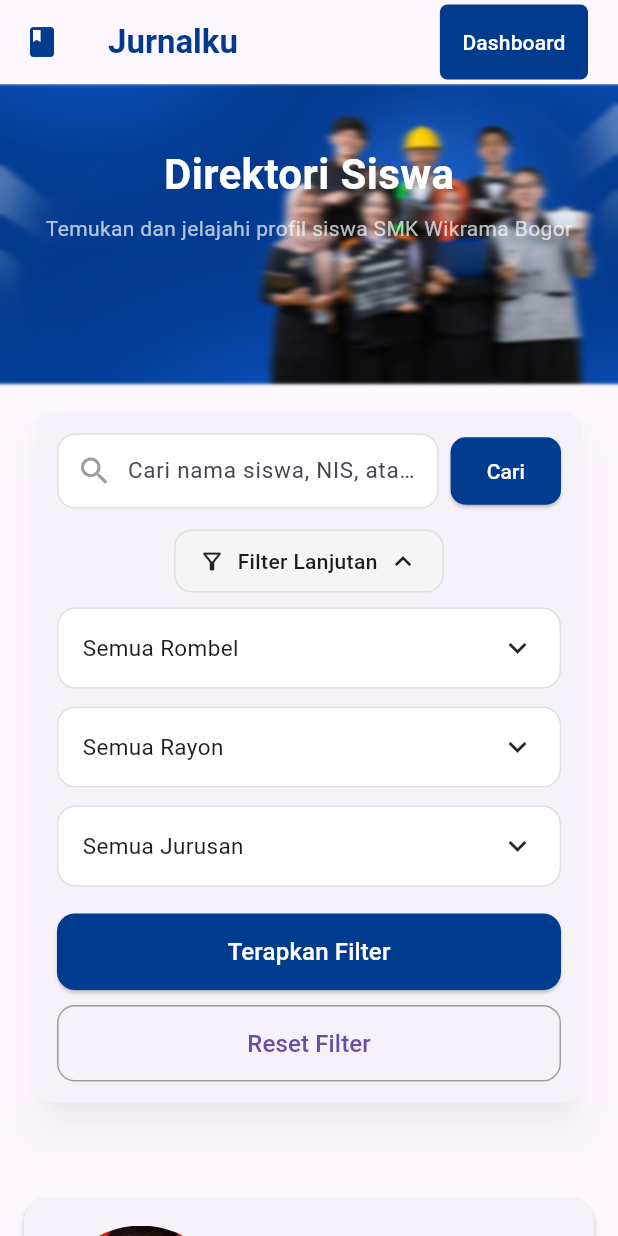
After one commit to achmadwhildan/sidata_app, a Flutter app: the Exploredashboard screen opened directly, after a tap on "Filter Lanjutan", on a phone screen of 412 x 824 dp. The commit adds this screen. Run offline on Flutter 3.47's test engine with Material 3 defaults, Android fonts, the phone set to English and light mode, and no system bars; our stand-ins replace font_awesome_flutter, from_css_color, google_fonts.

Commit message:
Explore Dashboard

```diff
--- /dev/null
+++ b/lib/exploreDashboard.dart
@@ -0,0 +1,509 @@
+import 'dart:ui';
+import 'package:flutter/material.dart';
+import 'package:font_awesome_flutter/font_awesome_flutter.dart';
+import 'package:sidata_app/dashboard.dart';
+
+class Exploredashboard extends StatefulWidget {
+  const Exploredashboard({super.key});
+
+  @override
+  State<Exploredashboard> createState() => _ExploreState();
+}
+
+class _ExploreState extends State<Exploredashboard> with TickerProviderStateMixin {
+  bool showAdvancedFilter = false;
+
+  @override
+  Widget build(BuildContext context) {
+    return Scaffold(
+      appBar: AppBar(
+        leading: Icon(Icons.book, color: Color(0xFF003B8E)),
+        title: Text(
+          "Jurnalku",
+          style: TextStyle(
+            fontWeight: FontWeight.bold,
+            color: Color(0xFF003B8E),
+          ),
+        ),
+        actions: [
+          Padding(
+            padding: EdgeInsets.only(right: 20),
+            child: TextButton(
+              onPressed: () {
+                Navigator.push(context,
+                  MaterialPageRoute(builder: (context) => Dashboard()),
+                );
+              },
+              style: TextButton.styleFrom(
+                backgroundColor: Color(0xFF003B8E),
+                padding: EdgeInsets.all(15),
+                shape: RoundedRectangleBorder(
+                  borderRadius: BorderRadius.circular(5),
+                ),
+              ),
+              child: Text("Dashboard", style: TextStyle(color: Colors.white)),
+            ),
+          ),
+        ],
+      ),
+
+      body: SingleChildScrollView(
+        child: Column(
+          children: [
+            Container(
+              height: 200,
+              width: double.infinity,
+              decoration: BoxDecoration(
+                image: DecorationImage(
+                  image: AssetImage("assets/images/Banner-Web.jpg"),
+                  fit: BoxFit.cover,
+                ),
+              ),
+              child: BackdropFilter(
+                filter: ImageFilter.blur(sigmaX: 3, sigmaY: 1),
+                child: Padding(
+                  padding: EdgeInsets.symmetric(vertical: 40),
+                  child: Column(
+                    children: [
+                      Text(
+                        "Direktori Siswa",
+                        style: TextStyle(
+                          fontSize: 28,
+                          fontWeight: FontWeight.bold,
+                          color: Colors.white,
+                        ),
+                      ),
+                      SizedBox(height: 6),
+                      Text(
+                        "Temukan dan jelajahi profil siswa SMK Wikrama Bogor",
+                        style: TextStyle(color: Colors.white70, fontSize: 14),
+                      ),
+                    ],
+                  ),
+                ),
+              ),
+            ),
+
+            SizedBox(height: 15),
+
+            Padding(
+              padding: EdgeInsets.symmetric(horizontal: 20),
+              child: _buildFilterCard(),
+            ),
+
+            SizedBox(height: 50),
+            studentCard(
+              image: "assets/images/09486.jpg",
+              name: "Achmad Whildan",
+              nis: "12309486",
+              rombel: "PPLG XII-5",
+              rayon: "Cis 2",
+              portfolioCount: 1,
+              sertifikatCount: 8,
+            ),
+
+            studentCard(
+              image: "assets/images/09486.jpg",
+              name: "Adara Nisha Qanita",
+              nis: "12510783",
+              rombel: "PPLG X-3",
+              rayon: "Cic 6",
+              portfolioCount: 1,
+              sertifikatCount: 1,
+            ),
+
+            SizedBox(height: 40),
+
+            Container(
+              width: double.infinity,
+              color: Color(0xFF003B8E),
+              padding: EdgeInsets.only(top: 18, bottom: 14),
+              child: Column(
+                children: [
+                  Row(
+                    mainAxisAlignment: MainAxisAlignment.center,
+                    children: const [
+                      FaIcon(
+                        FontAwesomeIcons.whatsapp,
+                        size: 22,
+                        color: Colors.white,
+                      ),
+                      SizedBox(width: 22),
+                      FaIcon(
+                        FontAwesomeIcons.instagram,
+                        size: 22,
+                        color: Colors.white,
+                      ),
+                      SizedBox(width: 22),
+                      FaIcon(
+                        FontAwesomeIcons.linkedin,
+                        size: 22,
+                        color: Colors.white,
+                      ),
+                      SizedBox(width: 22),
+                      FaIcon(
+                        FontAwesomeIcons.youtube,
+                        size: 22,
+                        color: Colors.white,
+                      ),
+                    ],
+                  ),
+                  SizedBox(height: 12),
+                  Text(
+                    "© GEN-28 PPLG SMK Wikrama Bogor. All Rights Reserved.",
+                    style: TextStyle(color: Colors.white, fontSize: 12),
+                    textAlign: TextAlign.center,
+                  ),
+                ],
+              ),
+            ),
+          ],
+        ),
+      ),
+    );
+  }
+
+  Widget _buildFilterCard() {
+    return Card(
+      elevation: 10,
+      shadowColor: Colors.black26,
+      shape: RoundedRectangleBorder(borderRadius: BorderRadius.circular(12)),
+      child: Padding(
+        padding: EdgeInsets.all(14),
+        child: Column(
+          children: [
+            Row(
+              children: [
+                Expanded(
+                  child: Container(
+                    padding: EdgeInsets.symmetric(horizontal: 12),
+                    decoration: BoxDecoration(
+                      color: Colors.white,
+                      borderRadius: BorderRadius.circular(12),
+                      border: Border.all(color: Colors.grey.shade300),
+                    ),
+                    child: Row(
+                      children: [
+                        Icon(Icons.search, color: Colors.grey),
+                        SizedBox(width: 10),
+                        Expanded(
+                          child: TextField(
+                            decoration: InputDecoration(
+                              hintText: "Cari nama siswa, NIS, atau rombel",
+                              border: InputBorder.none,
+                            ),
+                            style: TextStyle(fontSize: 15),
+                          ),
+                        ),
+                      ],
+                    ),
+                  ),
+                ),
+
+                SizedBox(width: 8),
+
+                SizedBox(
+                  height: 45,
+                  child: ElevatedButton(
+                    onPressed: () {},
+                    style: ElevatedButton.styleFrom(
+                      backgroundColor: Color(0xFF003B8E),
+                      shape: RoundedRectangleBorder(
+                        borderRadius: BorderRadius.circular(10),
+                      ),
+                    ),
+                    child: Text(
+                      "Cari",
+                      style: TextStyle(color: Colors.white, fontSize: 14),
+                    ),
+                  ),
+                ),
+              ],
+            ),
+
+            SizedBox(height: 14),
+
+            SizedBox(
+              width: 180,
+              height: 42,
+              child: InkWell(
+                onTap: () {
+                  setState(() => showAdvancedFilter = !showAdvancedFilter);
+                },
+                borderRadius: BorderRadius.circular(12),
+                child: Container(
+                  padding: EdgeInsets.symmetric(horizontal: 14),
+                  decoration: BoxDecoration(
+                    color: Colors.grey.shade100,
+                    borderRadius: BorderRadius.circular(12),
+                    border: Border.all(color: Colors.grey.shade300),
+                  ),
+                  child: Row(
+                    mainAxisAlignment: MainAxisAlignment.center,
+                    children: [
+                      Icon(Icons.filter_alt_outlined, size: 18),
+                      SizedBox(width: 8),
+                      Text(
+                        "Filter Lanjutan",
+                        style: TextStyle(
+                          fontSize: 14,
+                          fontWeight: FontWeight.w500,
+                        ),
+                      ),
+                      SizedBox(width: 6),
+                      Icon(
+                        showAdvancedFilter
+                            ? Icons.keyboard_arrow_up
+                            : Icons.keyboard_arrow_down,
+                        size: 22,
+                      ),
+                    ],
+                  ),
+                ),
+              ),
+            ),
+
+            SizedBox(height: 10),
+
+            if (showAdvancedFilter) _buildAdvancedFilter(),
+          ],
+        ),
+      ),
+    );
+  }
+
+  Widget _buildAdvancedFilter() {
+    return Column(
+      children: [
+        _buildDropdownButton("Semua Rombel", [
+          "PPLG XII-5",
+          "PPLG XII-4",
+          "PPLG XII-3",
+        ]),
+        SizedBox(height: 12),
+        _buildDropdownButton("Semua Rayon", ["Cicurug", "Wikrama", "Ciawi"]),
+        SizedBox(height: 12),
+        _buildDropdownButton("Semua Jurusan", ["PPLG", "DKV", "TJKT"]),
+        SizedBox(height: 18),
+
+        SizedBox(
+          width: double.infinity,
+          child: ElevatedButton(
+            onPressed: () {},
+            style: ElevatedButton.styleFrom(
+              backgroundColor: const Color(0xFF003B8E),
+              padding: const EdgeInsets.symmetric(vertical: 14),
+              shape: RoundedRectangleBorder(
+                borderRadius: BorderRadius.circular(12),
+              ),
+            ),
+            child: const Text(
+              "Terapkan Filter",
+              style: TextStyle(fontSize: 16, color: Colors.white),
+            ),
+          ),
+        ),
+
+        SizedBox(height: 10),
+
+        SizedBox(
+          width: double.infinity,
+          child: OutlinedButton(
+            onPressed: () {},
+            style: OutlinedButton.styleFrom(
+              padding: const EdgeInsets.symmetric(vertical: 14),
+              side: const BorderSide(color: Colors.grey),
+              shape: RoundedRectangleBorder(
+                borderRadius: BorderRadius.circular(12),
+              ),
+            ),
+            child: const Text("Reset Filter", style: TextStyle(fontSize: 16)),
+          ),
+        ),
+      ],
+    );
+  }
+
+  Widget _buildDropdownButton(String label, List<String> items) {
+    return SizedBox(
+      width: double.infinity,
+      child: Container(
+        decoration: BoxDecoration(
+          borderRadius: BorderRadius.circular(12),
+          border: Border.all(color: Colors.grey.shade300),
+        ),
+        child: Material(
+          color: Colors.white,
+          borderRadius: BorderRadius.circular(12),
+          child: InkWell(
+            borderRadius: BorderRadius.circular(12),
+            onTap: () {
+              showModalBottomSheet(
+                context: context,
+                builder: (ctx) {
+                  return SafeArea(
+                    child: Column(
+                      mainAxisSize: MainAxisSize.min,
+                      children: [
+                        Padding(
+                          padding: const EdgeInsets.all(16.0),
+                          child: Text(
+                            label,
+                            style: TextStyle(
+                              fontSize: 16,
+                              fontWeight: FontWeight.bold,
+                            ),
+                          ),
+                        ),
+                        ...items.map(
+                          (it) => ListTile(
+                            title: Text(it),
+                            onTap: () => Navigator.pop(ctx),
+                          ),
+                        ),
+                      ],
+                    ),
+                  );
+                },
+              );
+            },
+            child: Padding(
+              padding: EdgeInsets.symmetric(horizontal: 16, vertical: 14),
+              child: Row(
+                children: [
+                  Expanded(child: Text(label, style: TextStyle(fontSize: 15))),
+                  Icon(Icons.keyboard_arrow_down),
+                ],
+              ),
+            ),
+          ),
+        ),
+      ),
+    );
+  }
+
+  // CARD SISWA
+  Widget studentCard({
+    required String image,
+    required String name,
+    required String nis,
+    required String rombel,
+    required String rayon,
+    required int portfolioCount,
+    required int sertifikatCount,
+  }) {
+    return Card(
+      elevation: 2,
+      margin: EdgeInsets.symmetric(horizontal: 16, vertical: 10),
+      shape: RoundedRectangleBorder(borderRadius: BorderRadius.circular(15)),
+      child: Padding(
+        padding: EdgeInsets.all(18),
+        child: Column(
+          crossAxisAlignment: CrossAxisAlignment.start,
+          children: [
+            // Image bulat dan posisinya di start (kiri), info di bawah
+            Column(
+              crossAxisAlignment: CrossAxisAlignment.start,
+              children: [
+                Align(
+                  alignment: Alignment.centerLeft,
+                  child: CircleAvatar(
+                    radius: 60,
+                    backgroundImage: AssetImage(image),
+                    backgroundColor: Colors.grey.shade200,
+                  ),
+                ),
+                SizedBox(height: 12),
+                Text(
+                  name,
+                  style: TextStyle(
+                    fontSize: 19,
+                    fontWeight: FontWeight.bold,
+                    color: Colors.black87,
+                  ),
+                ),
+                SizedBox(height: 8),
+                Row(
+                  children: [
+                    Text(
+                      nis,
+                      style: TextStyle(color: Colors.black54, fontSize: 14),
+                    ),
+                    SizedBox(width: 8),
+                    Text("|", style: TextStyle(color: Colors.black38)),
+                    SizedBox(width: 8),
+                    Text(
+                      rombel,
+                      style: TextStyle(color: Colors.black54, fontSize: 14),
+                    ),
+                    SizedBox(width: 8),
+                    Text("|", style: TextStyle(color: Colors.black38)),
+                    SizedBox(width: 8),
+                    Text(
+                      rayon,
+                      style: TextStyle(color: Colors.black54, fontSize: 14),
+                    ),
+                  ],
+                ),
+              ],
+            ),
+
+            SizedBox(height: 16),
+            Divider(height: 1, color: Colors.grey.shade300),
+            SizedBox(height: 14),
+
+            Row(
+              children: [
+                Icon(Icons.folder_open, size: 16, color: Colors.black54),
+                SizedBox(width: 6),
+                Text(
+                  "$portfolioCount Portfolio",
+                  style: TextStyle(fontSize: 13, color: Colors.black87),
+                ),
+                Spacer(),
+                Icon(Icons.verified, size: 16, color: Colors.black54),
+                SizedBox(width: 6),
+                Text(
+                  "$sertifikatCount Sertifikat",
+                  style: TextStyle(fontSize: 13, color: Colors.black87),
+                ),
+              ],
+            ),
+
+            SizedBox(height: 18),
+
+            SizedBox(
+              width: double.infinity,
+              child: ElevatedButton(
+                onPressed: () {},
+                style: ElevatedButton.styleFrom(
+                  backgroundColor: Color(0xFF003B8E),
+                  padding: EdgeInsets.symmetric(vertical: 14, horizontal: 12),
+                  shape: RoundedRectangleBorder(
+                    borderRadius: BorderRadius.circular(10),
+                  ),
+                ),
+                child: Row(
+                  mainAxisAlignment: MainAxisAlignment.start,
+                  children: [
+                    Text(
+                      "Lihat Detail",
+                      style: TextStyle(
+                        color: Colors.white,
+                        fontSize: 15,
+                        fontWeight: FontWeight.w600,
+                      ),
+                    ),
+                    SizedBox(width: 10),
+                    Spacer(),
+                    Icon(Icons.arrow_forward, color: Colors.white, size: 20),
+                  ],
+                ),
+              ),
+            ),
+          ],
+        ),
+      ),
+    );
+  }
+}
--- a/lib/widgets/appbar.dart
+++ b/lib/widgets/appbar.dart
@@ -2,6 +2,7 @@ import 'package:flutter/material.dart';
 import 'package:sidata_app/catatan_sikap.dart';
 import 'package:sidata_app/dashboard.dart';
 import 'package:sidata_app/explore.dart';
+import 'package:sidata_app/exploreDashboard.dart';
 import 'package:sidata_app/panduan.dart';
 import 'package:sidata_app/permintaanSaksi.dart';
 import 'package:sidata_app/profile_page.dart';
@@ -20,7 +21,15 @@ class AppbarPage extends StatelessWidget implements PreferredSizeWidget {
       shadowColor: Colors.black.withOpacity(0.20),
       title: Row(
         children: [
-          Icon(Icons.home_outlined, color: Colors.grey),
+          GestureDetector(
+            onTap: () {
+              Navigator.push(
+                context,
+                MaterialPageRoute(builder: (context) => Exploredashboard()),
+              );
+            },
+            child: Icon(Icons.home_outlined, color: Colors.grey)
+            ),
           Spacer(),
           Column(
             crossAxisAlignment: CrossAxisAlignment.end,
```
